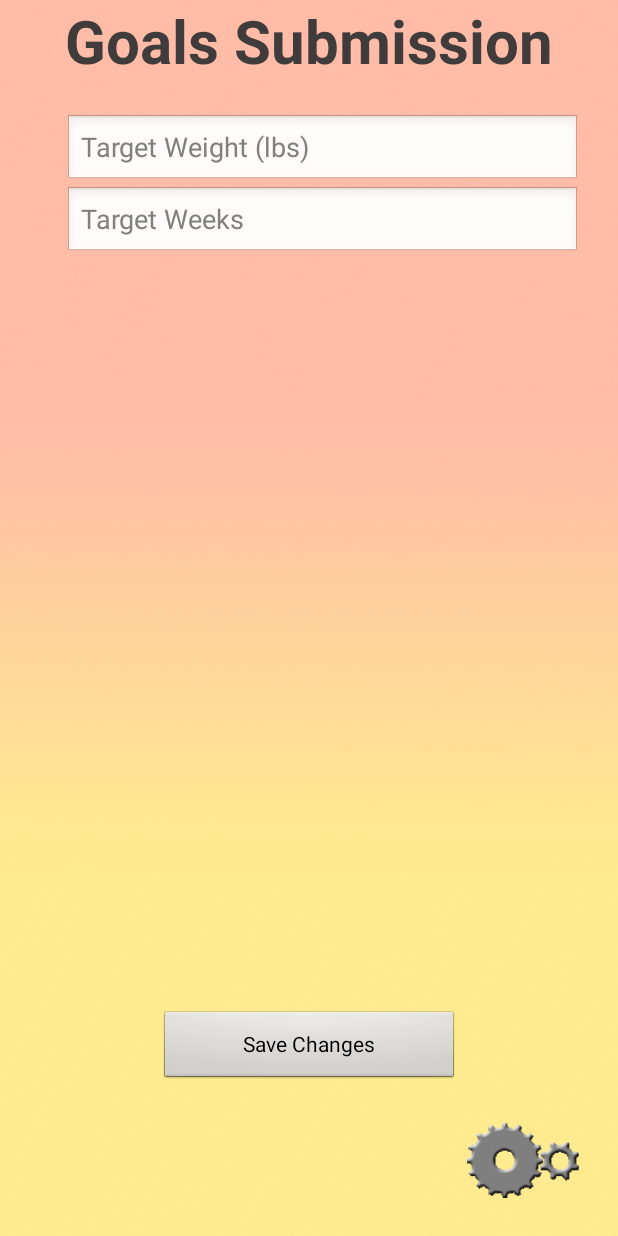
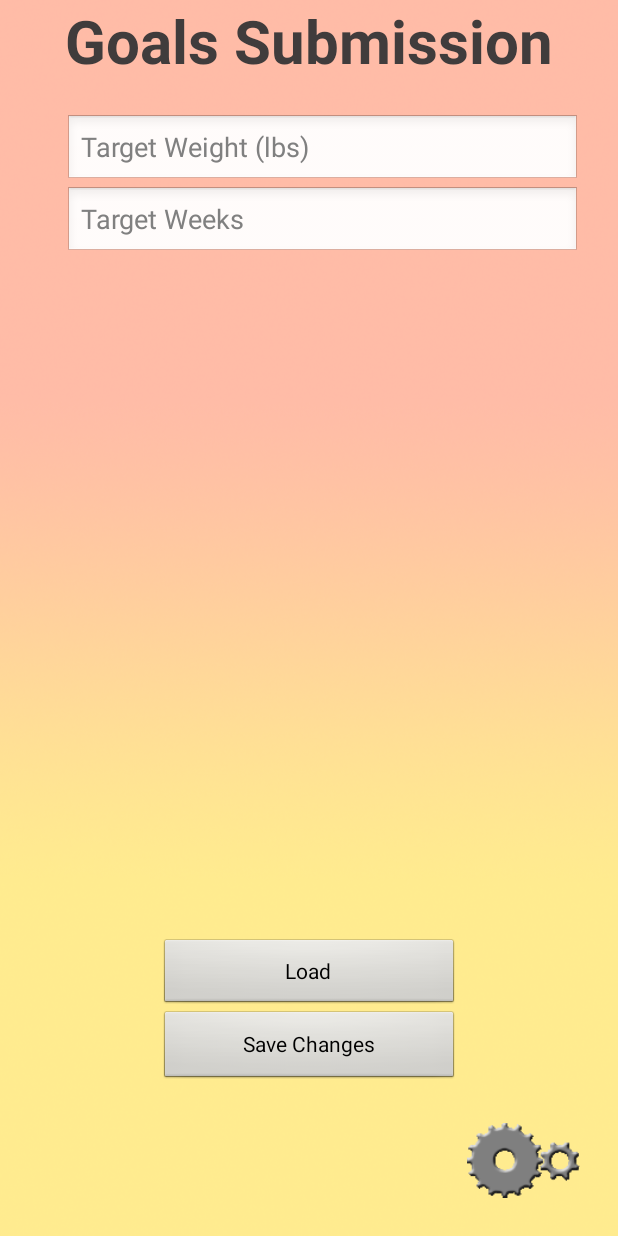
Before and after one commit to DennyScott/HealthTrack, an Android app: the GoalsSubmission screen opened directly, with no data from a screen before it, after a tap on "Save Changes", on a phone screen of 412 x 824 dp. Run offline under Robolectric (Android 15) with nearby library versions, the light colour scheme and no system bars.

Commit message:
User goals submission page now saves user input to internal storage

```diff
--- a/app/src/main/java/club/glamajestic/healthtrack/GoalsSubmission.java
+++ b/app/src/main/java/club/glamajestic/healthtrack/GoalsSubmission.java
@@ -5,7 +5,16 @@
 import android.os.Bundle;
 import android.view.View;
 import android.widget.Button;
+import android.widget.EditText;
+import android.widget.TextView;
 import android.widget.Toast;
+
+import java.io.BufferedReader;
+import java.io.FileInputStream;
+import java.io.FileNotFoundException;
+import java.io.FileOutputStream;
+import java.io.IOException;
+import java.io.InputStreamReader;
 
 /**
  * <code>GoalsSubmission</code> is an <code>Activity</code> that allows users to create
@@ -14,7 +23,8 @@
 public class GoalsSubmission extends Activity implements View.OnClickListener {
 
     private Button saveButton;
-
+    private EditText editText;
+    private TextView textView;
     /**
      * {@inheritDoc}
      */
@@ -24,6 +34,9 @@
         setContentView(R.layout.goals_submission_page);
         saveButton = (Button)findViewById(R.id.saveButton);
         saveButton.setOnClickListener(this);
+        editText = (EditText)findViewById(R.id.targetWeightTextEntry);
+        textView = (TextView)findViewById(R.id.textView2);
+        textView.setVisibility(View.GONE);
     }
 
     /**
@@ -59,6 +72,53 @@
 
     private void saveClicked() {
         Output.toastMessage(this, "Changes updated.", Output.SHORT_TOAST);
+        saveText();
+    }
+
+    // Saves info in a string: "Target weight, Target num weeks to complete goal"
+    private void saveText(){
+        String message = editText.getText().toString();
+        String fileName = "userGoal";
+        try {
+            FileOutputStream fileOutputStream = openFileOutput(fileName,MODE_PRIVATE);
+            fileOutputStream.write(message.getBytes());
+            editText.setText("");
+
+            editText = (EditText)findViewById(R.id.targetWeeksTextEntry);
+            message = ", " + editText.getText().toString();
+            fileOutputStream.write(message.getBytes());
+
+            fileOutputStream.close();
+            editText.setText("");
+        } catch (FileNotFoundException e) {
+            e.printStackTrace();
+        } catch (IOException e) {
+            e.printStackTrace();
+        }
+    }
+
+    /*
+    This is only here as a reminder of how to retrieve the user's input from internal storage,
+    and that it works. It's temporary.
+    Requires plain text view widget and a load button.
+     */
+    public void readMessage(View view) {
+        try {
+            String message;
+            FileInputStream fileInputStream = openFileInput("userGoal");
+            InputStreamReader inputStreamReader = new InputStreamReader(fileInputStream);
+            BufferedReader bufferedReader = new BufferedReader(inputStreamReader);
+            StringBuffer stringBuffer = new StringBuffer();
+            while ((message=bufferedReader.readLine())!=null) {
+                stringBuffer.append(message + "\n");
+            }
+            textView.setText(stringBuffer.toString());
+            textView.setVisibility(View.VISIBLE);
+        } catch (FileNotFoundException e) {
+            e.printStackTrace();
+        } catch (IOException e) {
+            e.printStackTrace();
+        }
     }
 
 }
--- a/app/src/main/res/layout-normal/goals_submission_page.xml
+++ b/app/src/main/res/layout-normal/goals_submission_page.xml
@@ -66,4 +66,27 @@
         android:layout_alignRight="@+id/settingsButton"
         android:layout_alignEnd="@+id/settingsButton" />
 
+    <TextView
+        android:layout_width="wrap_content"
+        android:layout_height="wrap_content"
+        android:textAppearance="?android:attr/textAppearanceMedium"
+        android:text="Load User Input (test)"
+        android:id="@+id/textView2"
+        android:layout_below="@+id/targetWeeksTextEntry"
+        android:layout_alignLeft="@+id/targetWeeksTextEntry"
+        android:layout_alignStart="@+id/targetWeeksTextEntry"
+        android:layout_marginTop="32dp" />
+
+    <Button
+        android:layout_width="wrap_content"
+        android:layout_height="wrap_content"
+        android:text="Load"
+        android:id="@+id/loadButton2"
+        android:onClick="readMessage"
+        android:layout_above="@+id/saveButton"
+        android:layout_alignLeft="@+id/saveButton"
+        android:layout_alignStart="@+id/saveButton"
+        android:layout_alignRight="@+id/saveButton"
+        android:layout_alignEnd="@+id/saveButton" />
+
 </RelativeLayout>
```
Also changed, not shown: app/src/main/java/club/glamajestic/healthtrack/GoalsUserInfo.java (+5 -18 lines).
